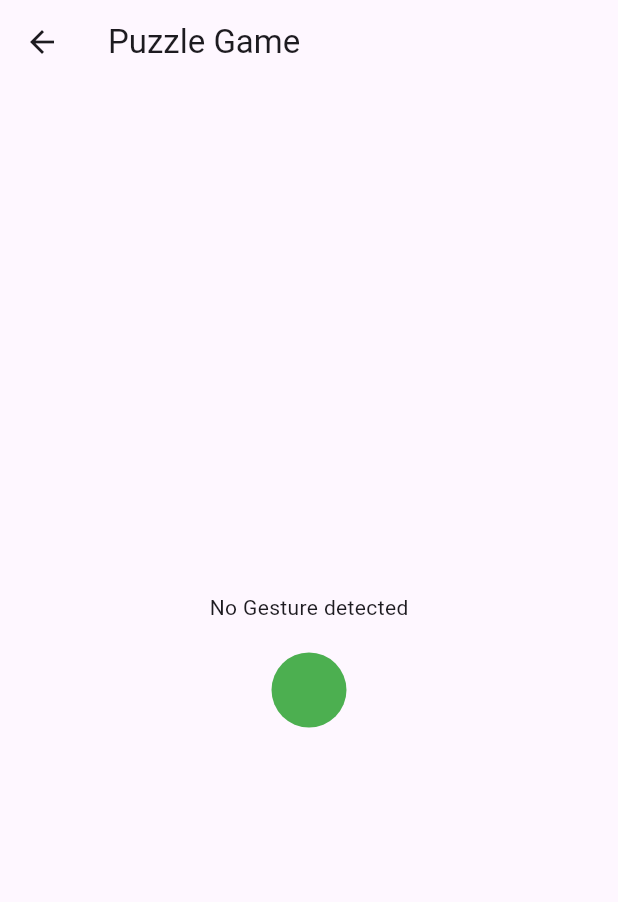
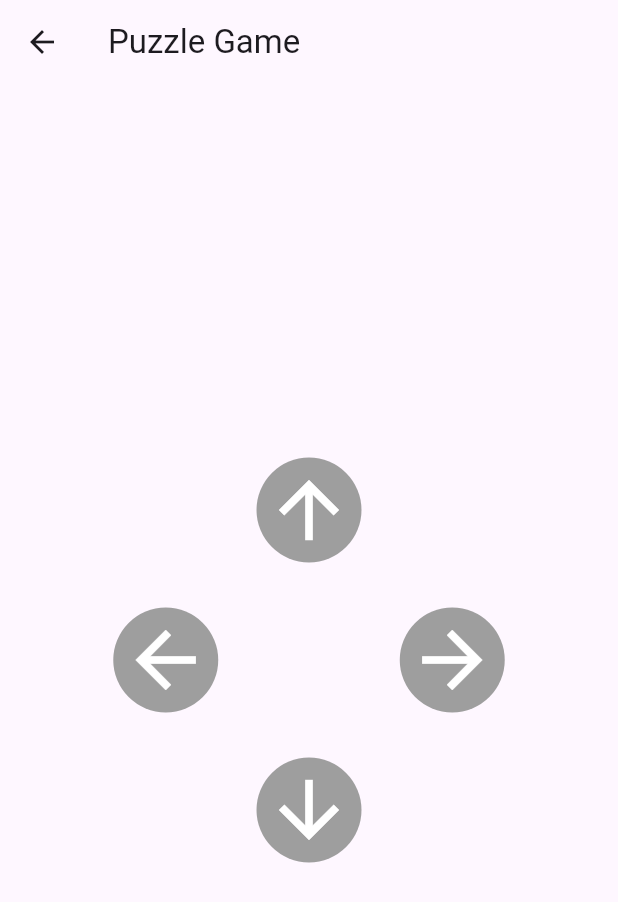
Before and after one commit to P1x37Segfault/flutter-puzzle-game, a Flutter app: the screen it shows after launch, after a tap on "Play", on a phone screen of 412 x 824 dp. Shown: the top 902 px of the screen. Run offline on Flutter 3.47's test engine with Material 3 defaults, Android fonts, the phone set to English and light mode, and no system bars; our stand-ins replace fl_chart, permission_handler, sensors_plus, settings_ui; missing offline and left inert: esense_flutter.

Commit message:
proof of concept. missing game mechanics

```diff
--- a/lib/game.dart
+++ b/lib/game.dart
@@ -16,21 +16,7 @@ class GamePage extends StatefulWidget {
   GamePageState createState() => GamePageState();
 }
 
-enum Axis {
-  X,
-  Y,
-  Z,
-}
-
-enum Gesture {
-  tiltForward,
-  tiltBackward,
-  tiltLeft,
-  tiltRight,
-  turnLeft,
-  turnRight,
-  unknown
-}
+enum Gesture { tiltForward, tiltBackward, tiltLeft, tiltRight, unknown }
 
 extension GestureExtension on Gesture {
   String get name {
@@ -43,10 +29,6 @@ extension GestureExtension on Gesture {
         return 'Tilt Left';
       case Gesture.tiltRight:
         return 'Tilt Right';
-      case Gesture.turnLeft:
-        return 'Turn Left';
-      case Gesture.turnRight:
-        return 'Turn Right';
       default:
         return 'Unknown';
     }
@@ -67,6 +49,14 @@ class GamePageState extends State<GamePage> {
 
   Gesture detectedGesture = Gesture.unknown; // Detected gesture
   Timer? _timer; // Timer for periodic updates
+
+  // Define colors for each arrow
+  Color forwardArrowColor = Colors.grey;
+  Color backwardArrowColor = Colors.grey;
+  Color leftArrowColor = Colors.grey;
+  Color rightArrowColor = Colors.grey;
+  Color turnLeftArrowColor = Colors.grey;
+  Color turnRightArrowColor = Colors.grey;
 
   @override
   void initState() {
@@ -106,9 +96,11 @@ class GamePageState extends State<GamePage> {
 
       if (gestureDetected) {
         canDetectGesture = false;
+        updateArrowColors(detectedGesture);
         Future.delayed(Duration(milliseconds: gestureCooldown), () {
           gestureDetected = false;
           canDetectGesture = true;
+          resetArrowColors();
         });
       }
     });
@@ -142,16 +134,30 @@ class GamePageState extends State<GamePage> {
     }
   }
 
-  void checkLeftRightTurn(double zVal) {
-    if (zVal > gestureThreshold) {
-      detectedGesture = Gesture.turnLeft;
-      gestureDetected = true;
-    } else if (zVal < -gestureThreshold) {
-      detectedGesture = Gesture.turnRight;
-      gestureDetected = true;
-    } else {
-      gestureDetected = false;
+  void updateArrowColors(Gesture gesture) {
+    switch (gesture) {
+      case Gesture.tiltForward:
+        forwardArrowColor = Colors.green;
+        break;
+      case Gesture.tiltBackward:
+        backwardArrowColor = Colors.green;
+        break;
+      case Gesture.tiltLeft:
+        leftArrowColor = Colors.green;
+        break;
+      case Gesture.tiltRight:
+        rightArrowColor = Colors.green;
+        break;
+      default:
+        break;
     }
+  }
+
+  void resetArrowColors() {
+    forwardArrowColor = Colors.grey;
+    backwardArrowColor = Colors.grey;
+    leftArrowColor = Colors.grey;
+    rightArrowColor = Colors.grey;
   }
 
   @override
@@ -164,17 +170,45 @@ class GamePageState extends State<GamePage> {
         child: Column(
           mainAxisAlignment: MainAxisAlignment.center,
           children: <Widget>[
-            Text(detectedGesture != Gesture.unknown
-                ? 'Detected Gesture: ${detectedGesture.name}'
-                : 'No Gesture detected'),
-            const SizedBox(height: 20),
             Container(
-              width: 50,
-              height: 50,
+              padding: const EdgeInsets.all(5),
               decoration: BoxDecoration(
+                color: forwardArrowColor,
                 shape: BoxShape.circle,
-                color: canDetectGesture ? Colors.green : Colors.red,
               ),
+              child: const Icon(Icons.arrow_upward, size: 60, color: Colors.white),
+            ),
+            const SizedBox(height: 30),
+            Row(
+              mainAxisAlignment: MainAxisAlignment.center,
+              children: [
+                Container(
+                  padding: const EdgeInsets.all(5),
+                  decoration: BoxDecoration(
+                    color: leftArrowColor,
+                    shape: BoxShape.circle,
+                  ),
+                  child: const Icon(Icons.arrow_back, size: 60, color: Colors.white),
+                ),
+                const SizedBox(width: 121),
+                Container(
+                  padding: const EdgeInsets.all(5),
+                  decoration: BoxDecoration(
+                    color: rightArrowColor,
+                    shape: BoxShape.circle,
+                  ),
+                  child: const Icon(Icons.arrow_forward, size: 60, color: Colors.white),
+                ),
+              ],
+            ),
+            const SizedBox(height: 30),
+            Container(
+              padding: const EdgeInsets.all(5),
+              decoration: BoxDecoration(
+                color: backwardArrowColor,
+                shape: BoxShape.circle,
+              ),
+              child: const Icon(Icons.arrow_downward, size: 60, color: Colors.white),
             ),
           ],
         ),
```
